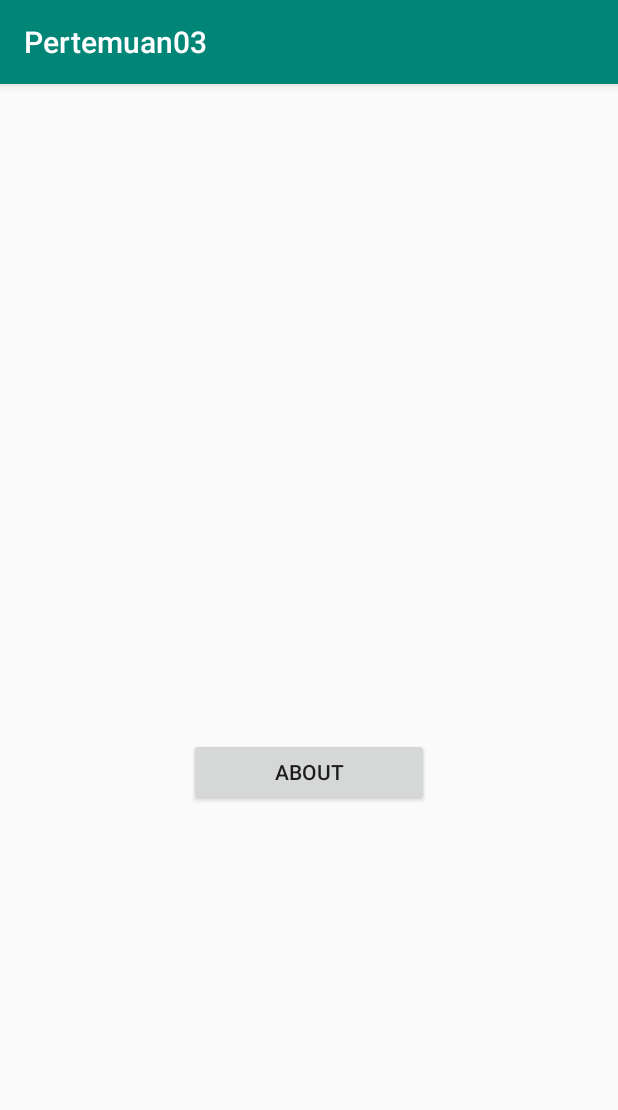
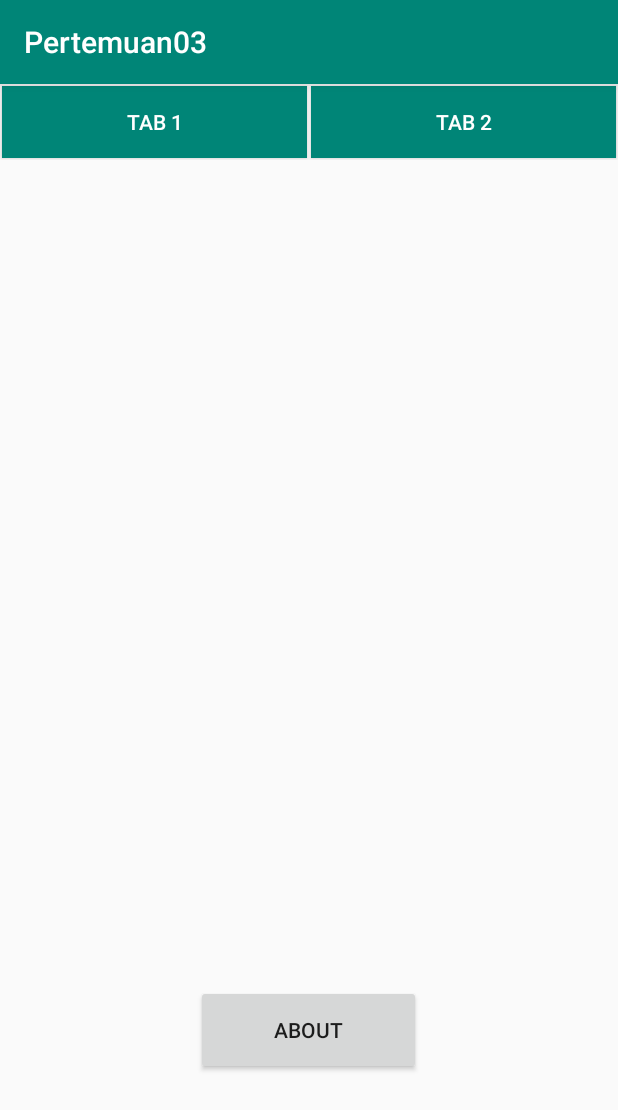
Before and after one commit to rezagrsn/Pertemuan03, an Android app: the activity_pertemuan03__constraint_layout screen opened directly, with no data from a screen before it, on a phone screen of 412 x 824 dp. Shown: the top 1110 px of the screen. Run offline under Robolectric (Android 15) with nearby library versions, the phone set to English and light mode, and no system bars.

Commit message:
update tugas

```diff
--- a/app/build.gradle
+++ b/app/build.gradle
@@ -23,6 +23,7 @@ dependencies {
     implementation fileTree(dir: 'libs', include: ['*.jar'])
     implementation 'androidx.appcompat:appcompat:1.0.2'
     implementation 'androidx.constraintlayout:constraintlayout:1.1.3'
+    implementation 'androidx.legacy:legacy-support-v4:1.0.0'
     testImplementation 'junit:junit:4.12'
     androidTestImplementation 'androidx.test:runner:1.2.0'
     androidTestImplementation 'androidx.test.espresso:espresso-core:3.2.0'
--- a/app/src/main/AndroidManifest.xml
+++ b/app/src/main/AndroidManifest.xml
@@ -1,9 +1,10 @@
 <?xml version="1.0" encoding="utf-8"?>
 <manifest xmlns:android="http://schemas.android.com/apk/res/android"
     xmlns:tools="http://schemas.android.com/tools"
-    package="com.example.pertemuan03">
+    package="com.example.pertemuan03"
+    tools:ignore="ExtraText"><![CDATA[
 
-    <application
+    ]]><application
         android:allowBackup="true"
         android:icon="@mipmap/ic_launcher"
         android:label="@string/app_name"
--- a/app/src/main/res/layout/activity_pertemuan03__constraint_layout.xml
+++ b/app/src/main/res/layout/activity_pertemuan03__constraint_layout.xml
@@ -1,32 +1,52 @@
 <?xml version="1.0" encoding="utf-8"?>
-<androidx.constraintlayout.widget.ConstraintLayout xmlns:android="http://schemas.android.com/apk/res/android"
+<LinearLayout xmlns:android="http://schemas.android.com/apk/res/android"
     xmlns:app="http://schemas.android.com/apk/res-auto"
     xmlns:tools="http://schemas.android.com/tools"
     android:layout_width="match_parent"
     android:layout_height="match_parent"
+    android:orientation="vertical"
     tools:context=".activity_pertemuan03__constraint_layout">
 
-    <ImageView
-        android:id="@+id/imageView"
-        android:layout_width="200dp"
-        android:layout_height="200dp"
-        android:layout_marginTop="164dp"
-        app:layout_constraintEnd_toEndOf="parent"
-        app:layout_constraintHorizontal_bias="0.496"
-        app:layout_constraintStart_toStartOf="parent"
-        app:layout_constraintTop_toTopOf="parent"
-        tools:srcCompat="@tools:sample/avatars[9]"
-        android:contentDescription="@string/todo" />
+    <LinearLayout
+        android:layout_width="match_parent"
+        android:layout_height="wrap_content"
+        android:orientation="horizontal">
+
+        <Button
+            android:id="@+id/btnTap1"
+            android:layout_width="wrap_content"
+            android:layout_height="wrap_content"
+            android:layout_margin="1dp"
+            android:layout_weight="1"
+            android:background="@color/colorPrimary"
+            android:onClick="loadFragmentOne"
+            android:text="Tab 1"
+            android:textColor="#FFFFFF" />
+
+        <Button
+            android:id="@+id/btnTab2"
+            android:layout_width="wrap_content"
+            android:layout_height="wrap_content"
+            android:layout_margin="1dp"
+            android:layout_weight="1"
+            android:background="@color/colorPrimary"
+            android:onClick="loadFragmentTwo"
+            android:text="Tab 2"
+            android:textColor="#FFFFFF" />
+
+    </LinearLayout>
+
+    <FrameLayout
+        android:id="@+id/mainFrag"
+        android:layout_width="match_parent"
+        android:layout_height="550dp"
+        android:layout_gravity="top" />
 
     <Button
         android:id="@+id/btnAbout"
-        android:layout_width="160dp"
-        android:layout_height="45dp"
-        android:text="@string/about"
-        app:layout_constraintBottom_toBottomOf="parent"
-        app:layout_constraintEnd_toEndOf="parent"
-        app:layout_constraintHorizontal_bias="0.500"
-        app:layout_constraintStart_toStartOf="parent"
-        app:layout_constraintTop_toBottomOf="@+id/imageView"
-        app:layout_constraintVertical_bias="0.200" />
-</androidx.constraintlayout.widget.ConstraintLayout>
+        android:layout_width="150dp"
+        android:layout_height="60dp"
+        android:layout_gravity="center"
+        android:text="About" />
+
+</LinearLayout>
--- a/app/src/main/res/values/strings.xml
+++ b/app/src/main/res/values/strings.xml
@@ -3,4 +3,8 @@
     <string name="about">About</string>
     <string name="teks_about_ada_disini">Teks about ada disini</string>
     <string name="todo">TODO</string>
+
+    <!-- TODO: Remove or change this placeholder text -->
+    <string name="hello_blank_fragment">Hello blank fragment</string>
+    <string name="added_fragment">added_fragment</string>
 </resources>
```
Also changed, not shown: app/src/main/java/com/example/pertemuan03/activity_pertemuan03__constraint_layout.java (+35 -0 lines), app/src/main/java/com/example/pertemuan03/fragment_simple.java (added, +33 -0 lines), app/src/main/java/com/example/pertemuan03/fragment_simple_2.java (added, +33 -0 lines), app/src/main/res/layout/fragment_simple.xml (added, +15 -0 lines), app/src/main/res/layout/fragment_simple_2.xml (added, +15 -0 lines).
